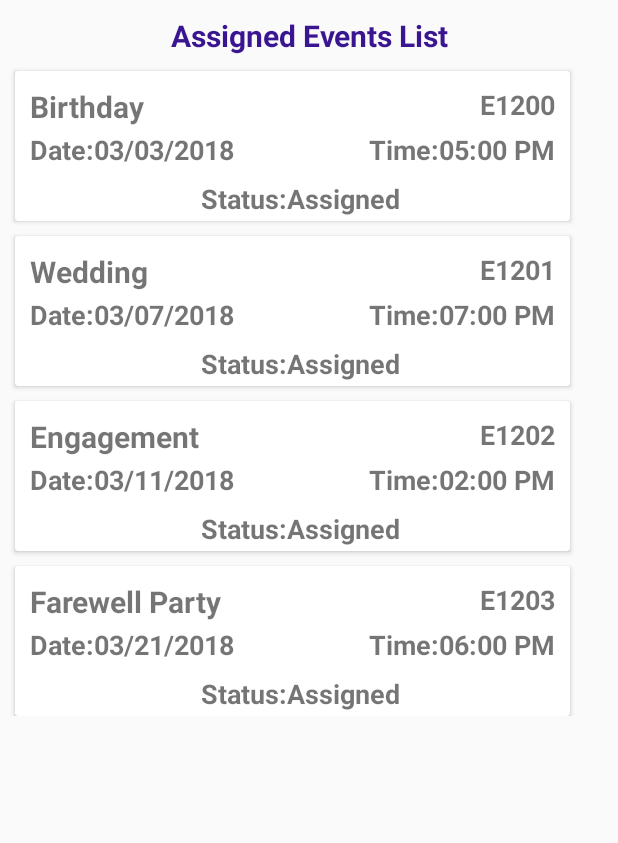
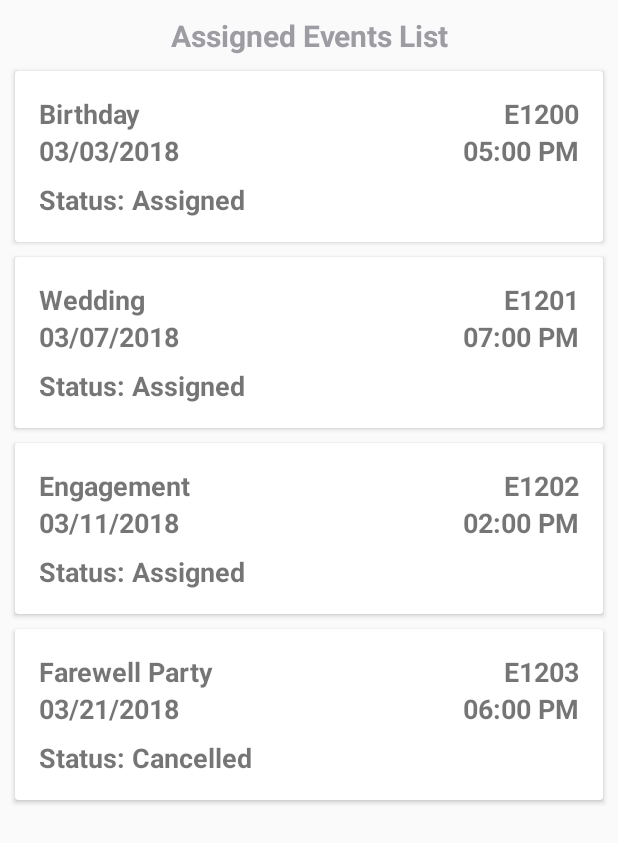
Before and after one commit to vikram-tandon-4/CateringManagementSystem, an Android app: the layout assigned_event_list.xml on its own in the app's theme, with its tools: preview values and no code run, on a phone screen of 412 x 824 dp. Shown: the top 843 px of the screen. Run offline under Robolectric (Android 15) with nearby library versions, the phone set to English and light mode, and no system bars.

Commit message:
my changes in assigned_event_list for Vikram to check if it is correct

```diff
--- a/CateringSystem/app/src/main/res/layout/assigned_event_list.xml
+++ b/CateringSystem/app/src/main/res/layout/assigned_event_list.xml
@@ -1,6 +1,7 @@
 <?xml version="1.0" encoding="utf-8"?>
-<LinearLayout
-    xmlns:android="http://schemas.android.com/apk/res/android"
+<ScrollView android:layout_height="match_parent" android:layout_width="match_parent"
+    xmlns:android="http://schemas.android.com/apk/res/android">
+<LinearLayout xmlns:android="http://schemas.android.com/apk/res/android"
     xmlns:card_view="http://schemas.android.com/apk/res-auto"
     android:layout_width="match_parent"
     android:layout_height="wrap_content"
@@ -9,252 +10,291 @@
     <TextView
         android:layout_width="match_parent"
         android:layout_height="match_parent"
+        android:layout_marginTop="10dp"
+        android:layout_marginBottom="10dp"
+        android:gravity="center"
         android:text="Assigned Events List"
-        android:textColor="#3a1591"
-        android:textStyle="bold"
+        android:textColor="#9e9ca3"
         android:textSize="20dp"
-        android:gravity="center"
-        android:layout_marginTop="10dp"/>
+        android:textStyle="bold" />
 
-    <android.support.v7.widget.CardView
-        xmlns:card_view="http://schemas.android.com/apk/res-auto"
+    <android.support.v7.widget.CardView xmlns:card_view="http://schemas.android.com/apk/res-auto"
         android:id="@+id/card_view"
-        android:layout_marginTop="10dp"
+        android:layout_width="wrap_content"
+        android:layout_height="wrap_content"
         android:layout_marginLeft="10dp"
         android:layout_marginRight="10dp"
-        android:layout_width="370dp"
-        android:layout_height="100dp"
+        android:layout_marginBottom="10dp"
+        android:baselineAligned="false">
+
+        <RelativeLayout
+            android:layout_width="match_parent"
+            android:layout_height="wrap_content"
+            android:layout_margin="8dp"
+            android:padding="8dp"
             >
 
             <TextView
                 android:id="@+id/text1"
-            android:layout_width="match_parent"
-            android:layout_height="match_parent"
-            android:textStyle="bold"
-            android:textSize="20dp"
-            android:layout_marginTop="10dp"
-            android:layout_marginLeft="10dp"
-            android:text="Birthday"/>
+                android:layout_width="wrap_content"
+                android:layout_height="wrap_content"
+                android:layout_alignParentLeft="true"
+                android:layout_alignParentTop="true"
+                android:text="Birthday"
+                android:textSize="18dp"
+                android:textStyle="bold" />
+
             <TextView
                 android:id="@+id/text2"
-            android:layout_width="match_parent"
-            android:layout_height="match_parent"
-            android:textStyle="bold"
+                android:layout_width="wrap_content"
+                android:layout_height="wrap_content"
+                android:layout_alignParentRight="true"
+                android:layout_alignParentTop="true"
+                android:text="E1200"
                 android:textSize="18dp"
-            android:gravity="right"
-            android:layout_marginTop="10dp"
-            android:layout_marginRight="10dp"
-            android:text="E1200"/>
+                android:textStyle="bold" />
+
             <TextView
                 android:id="@+id/text3"
-            android:layout_width="match_parent"
-            android:layout_height="match_parent"
+                android:layout_width="wrap_content"
+                android:layout_height="wrap_content"
+                android:layout_below="@+id/text1"
+                android:layout_alignParentLeft="true"
+                android:text="03/03/2018"
+                android:textSize="18dp"
                 android:textStyle="bold"
-            android:textSize="18dp"
-            android:gravity="left"
-            android:layout_marginTop="40dp"
-            android:layout_marginLeft="10dp"
-            android:text="Date:03/03/2018"/>
+                />
+
             <TextView
                 android:id="@+id/text4"
-            android:layout_width="match_parent"
-            android:layout_height="match_parent"
-            android:textStyle="bold"
+                android:layout_width="wrap_content"
+                android:layout_height="wrap_content"
+                android:layout_below="@+id/text2"
+                android:layout_alignParentRight="true"
+                android:text="05:00 PM"
                 android:textSize="18dp"
-            android:gravity="right"
-            android:layout_marginTop="40dp"
-            android:layout_marginRight="10dp"
-            android:text="Time:05:00 PM"/>
+                android:textStyle="bold" />
+
         <TextView
             android:id="@+id/text5"
-            android:layout_width="match_parent"
-            android:layout_height="match_parent"
-            android:textStyle="bold"
+            android:layout_width="wrap_content"
+            android:layout_height="wrap_content"
+            android:layout_marginTop="8dp"
+            android:layout_alignParentLeft="true"
+            android:layout_below="@+id/text3"
+            android:text="Status: Assigned"
             android:textSize="18dp"
-            android:gravity="center"
-            android:layout_marginTop="70dp"
-            android:layout_marginLeft="10dp"
-            android:text="Status:Assigned"/>
+            android:textStyle="bold" />
+        </RelativeLayout>
     </android.support.v7.widget.CardView>
-    <android.support.v7.widget.CardView
-        xmlns:card_view="http://schemas.android.com/apk/res-auto"
+
+    <android.support.v7.widget.CardView xmlns:card_view="http://schemas.android.com/apk/res-auto"
         android:id="@+id/card_view1"
-        android:layout_marginTop="10dp"
+        android:layout_width="wrap_content"
+        android:layout_height="wrap_content"
         android:layout_marginLeft="10dp"
         android:layout_marginRight="10dp"
-        android:layout_width="370dp"
-        android:layout_height="100dp"
+        android:layout_marginBottom="10dp"
+        android:baselineAligned="false">
+
+        <RelativeLayout
+            android:layout_width="match_parent"
+            android:layout_height="wrap_content"
+            android:layout_margin="8dp"
+            android:padding="8dp"
             >
 
             <TextView
                 android:id="@+id/text6"
-            android:layout_width="match_parent"
-            android:layout_height="match_parent"
-            android:textStyle="bold"
-            android:textSize="20dp"
-            android:layout_marginTop="10dp"
-            android:layout_marginLeft="10dp"
-            android:text="Wedding"/>
+                android:layout_width="wrap_content"
+                android:layout_height="wrap_content"
+                android:layout_alignParentLeft="true"
+                android:layout_alignParentTop="true"
+                android:text="Wedding"
+                android:textSize="18dp"
+                android:textStyle="bold" />
+
             <TextView
                 android:id="@+id/text7"
-            android:layout_width="match_parent"
-            android:layout_height="match_parent"
-            android:textStyle="bold"
+                android:layout_width="wrap_content"
+                android:layout_height="wrap_content"
+                android:layout_alignParentRight="true"
+                android:layout_alignParentTop="true"
+                android:text="E1201"
                 android:textSize="18dp"
-            android:gravity="right"
-            android:layout_marginTop="10dp"
-            android:layout_marginRight="10dp"
-            android:text="E1201"/>
+                android:textStyle="bold" />
+
             <TextView
                 android:id="@+id/text8"
-            android:layout_width="match_parent"
-            android:layout_height="match_parent"
+                android:layout_width="wrap_content"
+                android:layout_height="wrap_content"
+                android:layout_below="@+id/text6"
+                android:layout_alignParentLeft="true"
+                android:text="03/07/2018"
+                android:textSize="18dp"
                 android:textStyle="bold"
-            android:textSize="18dp"
-            android:gravity="left"
-            android:layout_marginTop="40dp"
-            android:layout_marginLeft="10dp"
-            android:text="Date:03/07/2018"/>
+                />
+
             <TextView
                 android:id="@+id/text9"
-            android:layout_width="match_parent"
-            android:layout_height="match_parent"
-            android:textStyle="bold"
+                android:layout_width="wrap_content"
+                android:layout_height="wrap_content"
+                android:layout_below="@+id/text7"
+                android:layout_alignParentRight="true"
+                android:text="07:00 PM"
                 android:textSize="18dp"
-            android:gravity="right"
-            android:layout_marginTop="40dp"
-            android:layout_marginRight="10dp"
-            android:text="Time:07:00 PM"/>
+                android:textStyle="bold" />
+
             <TextView
                 android:id="@+id/text10"
-            android:layout_width="match_parent"
-            android:layout_height="match_parent"
-            android:textStyle="bold"
+                android:layout_width="wrap_content"
+                android:layout_height="wrap_content"
+                android:layout_marginTop="8dp"
+                android:layout_alignParentLeft="true"
+                android:layout_below="@+id/text8"
+                android:text="Status: Assigned"
                 android:textSize="18dp"
-            android:gravity="center"
-            android:layout_marginTop="70dp"
-            android:layout_marginLeft="10dp"
-            android:text="Status:Assigned"/>
+                android:textStyle="bold" />
+        </RelativeLayout>
     </android.support.v7.widget.CardView>
-    <android.support.v7.widget.CardView
-        xmlns:card_view="http://schemas.android.com/apk/res-auto"
+    <android.support.v7.widget.CardView xmlns:card_view="http://schemas.android.com/apk/res-auto"
         android:id="@+id/card_view2"
-        android:layout_marginTop="10dp"
+        android:layout_width="wrap_content"
+        android:layout_height="wrap_content"
         android:layout_marginLeft="10dp"
         android:layout_marginRight="10dp"
-        android:layout_width="370dp"
-        android:layout_height="100dp"
+        android:layout_marginBottom="10dp"
+        android:baselineAligned="false">
+
+        <RelativeLayout
+            android:layout_width="match_parent"
+            android:layout_height="wrap_content"
+            android:layout_margin="8dp"
+            android:padding="8dp"
             >
 
             <TextView
                 android:id="@+id/text11"
-            android:layout_width="match_parent"
-            android:layout_height="match_parent"
-            android:textStyle="bold"
-            android:textSize="20dp"
-            android:layout_marginTop="10dp"
-            android:layout_marginLeft="10dp"
-            android:text="Engagement"/>
+                android:layout_width="wrap_content"
+                android:layout_height="wrap_content"
+                android:layout_alignParentLeft="true"
+                android:layout_alignParentTop="true"
+                android:text="Engagement"
+                android:textSize="18dp"
+                android:textStyle="bold" />
+
             <TextView
                 android:id="@+id/text12"
-            android:layout_width="match_parent"
-            android:layout_height="match_parent"
-            android:textStyle="bold"
+                android:layout_width="wrap_content"
+                android:layout_height="wrap_content"
+                android:layout_alignParentRight="true"
+                android:layout_alignParentTop="true"
+                android:text="E1202"
                 android:textSize="18dp"
-            android:gravity="right"
-            android:layout_marginTop="10dp"
-            android:layout_marginRight="10dp"
-            android:text="E1202"/>
+                android:textStyle="bold" />
+
             <TextView
                 android:id="@+id/text13"
-            android:layout_width="match_parent"
-            android:layout_height="match_parent"
+                android:layout_width="wrap_content"
+                android:layout_height="wrap_content"
+                android:layout_below="@+id/text11"
+                android:layout_alignParentLeft="true"
+                android:text="03/11/2018"
+                android:textSize="18dp"
                 android:textStyle="bold"
-            android:textSize="18dp"
-            android:gravity="left"
-            android:layout_marginTop="40dp"
-            android:layout_marginLeft="10dp"
-            android:text="Date:03/11/2018"/>
+                />
+
             <TextView
                 android:id="@+id/text14"
-            android:layout_width="match_parent"
-            android:layout_height="match_parent"
-            android:textStyle="bold"
+                android:layout_width="wrap_content"
+                android:layout_height="wrap_content"
+                android:layout_below="@+id/text12"
+                android:layout_alignParentRight="true"
+                android:text="02:00 PM"
                 android:textSize="18dp"
-            android:gravity="right"
-            android:layout_marginTop="40dp"
-            android:layout_marginRight="10dp"
-            android:text="Time:02:00 PM"/>
+                android:textStyle="bold" />
+
             <TextView
                 android:id="@+id/text15"
-            android:layout_width="match_parent"
-            android:layout_height="match_parent"
-            android:textStyle="bold"
+                android:layout_width="wrap_content"
+                android:layout_height="wrap_content"
+                android:layout_marginTop="8dp"
+                android:layout_alignParentLeft="true"
+                android:layout_below="@+id/text13"
+                android:text="Status: Assigned"
                 android:textSize="18dp"
-            android:gravity="center"
-            android:layout_marginTop="70dp"
-            android:layout_marginLeft="10dp"
-            android:text="Status:Assigned"/>
+                android:textStyle="bold" />
+        </RelativeLayout>
     </android.support.v7.widget.CardView>
-    <android.support.v7.widget.CardView
-        xmlns:card_view="http://schemas.android.com/apk/res-auto"
+    <android.support.v7.widget.CardView xmlns:card_view="http://schemas.android.com/apk/res-auto"
         android:id="@+id/card_view3"
-        android:layout_marginTop="10dp"
+        android:layout_width="wrap_content"
+        android:layout_height="wrap_content"
         android:layout_marginLeft="10dp"
         android:layout_marginRight="10dp"
-        android:layout_width="370dp"
-        android:layout_height="100dp"
+        android:layout_marginBottom="10dp"
+        android:baselineAligned="false">
+
+        <RelativeLayout
+            android:layout_width="match_parent"
+            android:layout_height="wrap_content"
+            android:layout_margin="8dp"
+            android:padding="8dp"
             >
 
             <TextView
                 android:id="@+id/text16"
-            android:layout_width="match_parent"
-            android:layout_height="match_parent"
-            android:textStyle="bold"
-            android:textSize="20dp"
-            android:layout_marginTop="10dp"
-            android:layout_marginLeft="10dp"
-            android:text="Farewell Party"/>
+                android:layout_width="wrap_content"
+                android:layout_height="wrap_content"
+                android:layout_alignParentLeft="true"
+                android:layout_alignParentTop="true"
+                android:text="Farewell Party"
+                android:textSize="18dp"
+                android:textStyle="bold" />
+
             <TextView
                 android:id="@+id/text17"
-            android:layout_width="match_parent"
-            android:layout_height="match_parent"
-            android:textStyle="bold"
+                android:layout_width="wrap_content"
+                android:layout_height="wrap_content"
+                android:layout_alignParentRight="true"
+                android:layout_alignParentTop="true"
+                android:text="E1203"
                 android:textSize="18dp"
-            android:gravity="right"
-            android:layout_marginTop="10dp"
-            android:layout_marginRight="10dp"
-            android:text="E1203"/>
+                android:textStyle="bold" />
+
             <TextView
                 android:id="@+id/text18"
-            android:layout_width="match_parent"
-            android:layout_height="match_parent"
+                android:layout_width="wrap_content"
+                android:layout_height="wrap_content"
+                android:layout_below="@+id/text16"
+                android:layout_alignParentLeft="true"
+                android:text="03/21/2018"
+                android:textSize="18dp"
                 android:textStyle="bold"
-            android:textSize="18dp"
-            android:gravity="left"
-            android:layout_marginTop="40dp"
-            android:layout_marginLeft="10dp"
-            android:text="Date:03/21/2018"/>
+                />
+
             <TextView
                 android:id="@+id/text19"
-            android:layout_width="match_parent"
-            android:layout_height="match_parent"
-            android:textStyle="bold"
+                android:layout_width="wrap_content"
+                android:layout_height="wrap_content"
+                android:layout_below="@+id/text17"
+                android:layout_alignParentRight="true"
+                android:text="06:00 PM"
                 android:textSize="18dp"
-            android:gravity="right"
-            android:layout_marginTop="40dp"
-            android:layout_marginRight="10dp"
-            android:text="Time:06:00 PM"/>
+                android:textStyle="bold" />
+
             <TextView
                 android:id="@+id/text20"
-            android:layout_width="match_parent"
-            android:layout_height="match_parent"
-            android:textStyle="bold"
+                android:layout_width="wrap_content"
+                android:layout_height="wrap_content"
+                android:layout_marginTop="8dp"
+                android:layout_alignParentLeft="true"
+                android:layout_below="@+id/text18"
+                android:text="Status: Cancelled"
                 android:textSize="18dp"
-            android:gravity="center"
-            android:layout_marginTop="70dp"
-            android:layout_marginLeft="10dp"
-            android:text="Status:Assigned"/>
+                android:textStyle="bold" />
+        </RelativeLayout>
     </android.support.v7.widget.CardView>
 
 </LinearLayout>
+</ScrollView>
```
Lines whose indentation alone changed are shown as unchanged.
